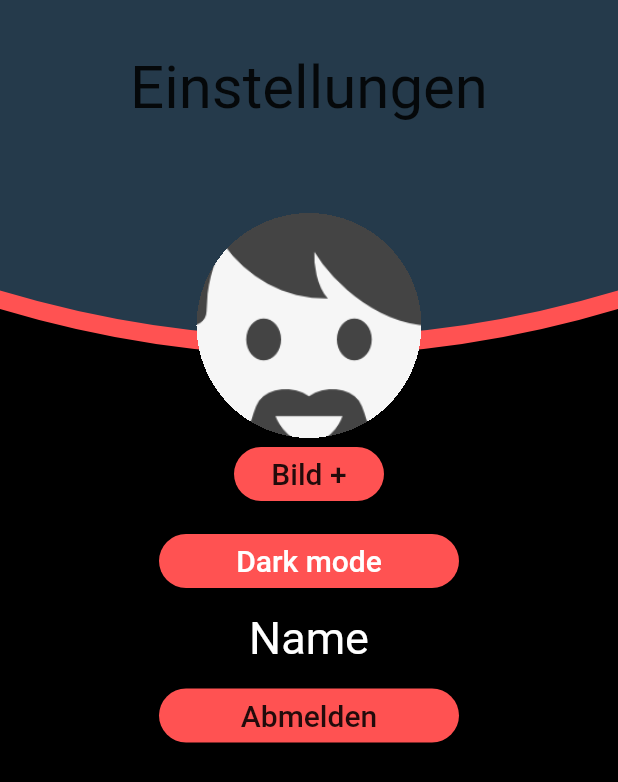
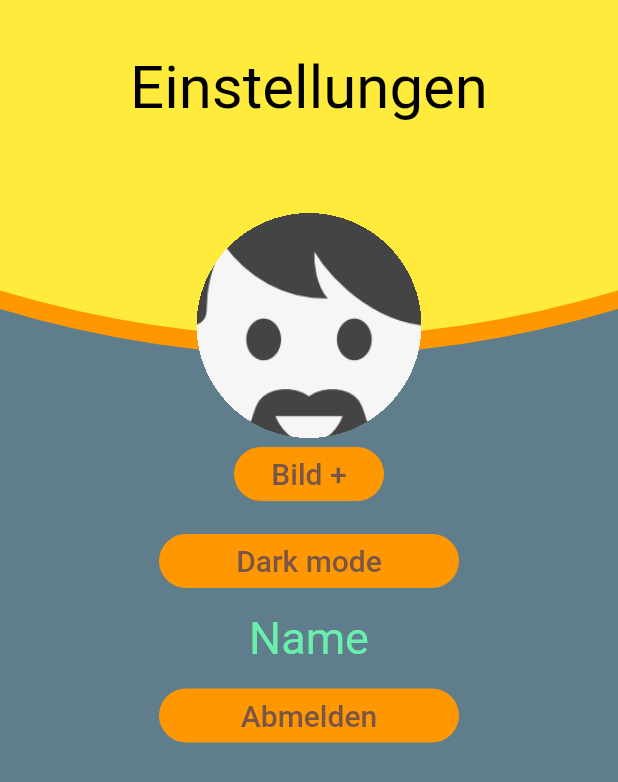
Before and after one commit to DominikDeseyve/SW-ENG_CMP, a Flutter app: the SettingsScreen screen opened by its route, after a tap on "Light mode", on a phone screen of 412 x 824 dp. Shown: the top 782 px of the screen. Run offline on Flutter 3.47's test engine with Material 2 defaults, Android fonts, the phone set to English and light mode, and no system bars; our stand-ins replace firebase_auth, image_picker; missing offline and left inert: nested_navigators; accounts and stored records are empty.

Commit message:
added new colorvars

```diff
--- a/lib/models/colors.dart
+++ b/lib/models/colors.dart
@@ -1,14 +1,21 @@
 import 'package:flutter/material.dart';
 
 class ColorsClass{
-  Color lightModeRed          = Colors.redAccent;
-  Color lightModeBlue         = Color(0xFF253A4B);
-  Color lightModeBackground   = Colors.white;
-  Color lightModeText         = Colors.white;
+  bool darkMode = false;
+
+  Color lightModeRed            = Colors.redAccent;
+  Color lightModeBlue           = Color(0xFF253A4B);
+  Color lightModeBackground     = Colors.white;
+  Color lightModeButtonText     = Colors.white;
+  Color lightModeBackgroundText = Colors.black;
+  Color lightModeTitleText      = Colors.white;
 
   // TODO: Choose colors
-  Color darkModeRed           = Colors.redAccent;
-  Color darkModeBlue          = Color(0xFF253A4B);
-  Color darkModeBackground    = Colors.black;
-  Color darkModeText          = Colors.black87;
+  // Chosen colors only for testing
+  Color darkModeRed             = Colors.orange;
+  Color darkModeBlue            = Colors.yellow;
+  Color darkModeBackground      = Colors.blueGrey;
+  Color darkModeButtonText      = Colors.brown;
+  Color darkModeBackgroundText  = Colors.greenAccent;
+  Color darkModeTitleText       = Colors.black;
 }
--- a/lib/pages/settings/SettingsScreen.dart
+++ b/lib/pages/settings/SettingsScreen.dart
@@ -9,25 +9,25 @@ class SettingsScreen extends StatefulWidget {
 }
 
 class _SettingsScreenState extends State<SettingsScreen> {
-  bool darkMode = false;
   var color = ColorsClass();
 
   Widget build(BuildContext context) {
     return Scaffold(
-      backgroundColor: darkMode ? color.darkModeBackground : color.lightModeBackground,
-      body: Stack(children: <Widget>[
+      backgroundColor: color.darkMode ? color.darkModeBackground : color.lightModeBackground,
+      body: Stack(
+        children: <Widget>[
           Container(
             width: MediaQuery.of(context).size.width,
             height: MediaQuery.of(context).size.height,
             child: CustomPaint(
-          painter: CurvePainter(darkMode ? color.darkModeRed : color.lightModeRed, 0.25, 0.325, 0.25),
+              painter: CurvePainter(color.darkMode ? color.darkModeRed : color.lightModeRed, 0.25, 0.325, 0.25),
             ),
           ),
           Container(
             width: MediaQuery.of(context).size.width,
             height: MediaQuery.of(context).size.height,
             child: CustomPaint(
-          painter: CurvePainter(darkMode ? color.darkModeBlue: color.lightModeBlue, 0.235, 0.31, 0.235),
+              painter: CurvePainter(color.darkMode ? color.darkModeBlue: color.lightModeBlue, 0.235, 0.31, 0.235),
             ),
           ),
           Container(
@@ -42,7 +42,7 @@ class _SettingsScreenState extends State<SettingsScreen> {
                     textAlign: TextAlign.center,
                     style: TextStyle(
                       fontSize: 40.0,
-                  color: darkMode ? color.darkModeText : color.lightModeText,
+                      color: color.darkMode ? color.darkModeTitleText : color.lightModeTitleText,
                     ),
                   ),
                 ],
@@ -66,14 +66,14 @@ class _SettingsScreenState extends State<SettingsScreen> {
                   child: Container(
                     width: 100,
                     child: FlatButton(
-                  color: darkMode ? color.darkModeRed : color.lightModeRed,
+                      color: color.darkMode ? color.darkModeRed : color.lightModeRed,
                       shape: RoundedRectangleBorder(borderRadius: new BorderRadius.circular(30.0)),
                       child: Row(
                         mainAxisAlignment: MainAxisAlignment.center,
                         children: <Widget>[
                           Text(
                             "Bild +",
-                        style: TextStyle(fontSize: 20.0, color: darkMode ? color.darkModeText : color.lightModeText),
+                            style: TextStyle(fontSize: 20.0, color: color.darkMode ? color.darkModeButtonText : color.lightModeButtonText),
                           )
                         ],
                       ),
@@ -90,20 +90,20 @@ class _SettingsScreenState extends State<SettingsScreen> {
                         child: Container(
                           width: 200,
                           child: FlatButton(
-                        color: darkMode ? color.darkModeRed : color.lightModeRed,
+                            color: color.darkMode ? color.darkModeRed : color.lightModeRed,
                             shape: RoundedRectangleBorder(borderRadius: new BorderRadius.circular(30.0)),
                             child: Row(
                               mainAxisAlignment: MainAxisAlignment.center,
                               children: <Widget>[
                                 Text(
-                              darkMode ? 'Dark mode' : 'Light mode',
-                              style: TextStyle(fontSize: 20.0, color: Colors.white),
+                                  color.darkMode ? 'Dark mode' : 'Light mode',
+                                  style: TextStyle(fontSize: 20.0, color: color.darkMode ? color.darkModeButtonText : color.lightModeButtonText),
                                 )
                               ],
                             ),
                             onPressed: () {
                               setState(() {
-                            darkMode = !darkMode;
+                                color.darkMode = !color.darkMode;
                               });
                             },
                           ),
@@ -118,7 +118,7 @@ class _SettingsScreenState extends State<SettingsScreen> {
                           'Name',
                           style: TextStyle(
                             fontSize: 30.0,
-                        color: darkMode ? color.lightModeText : color.darkModeText,
+                            color: color.darkMode ? color.darkModeBackgroundText : color.lightModeBackgroundText,
                           ),
                         ),
                       ),
@@ -130,11 +130,11 @@ class _SettingsScreenState extends State<SettingsScreen> {
                         child: Container(
                           width: 200,
                           child: FlatButton(
-                        color: darkMode ? color.darkModeRed : color.lightModeRed,
+                            color: color.darkMode ? color.darkModeRed : color.lightModeRed,
                             shape: RoundedRectangleBorder(borderRadius: new BorderRadius.circular(30.0)),
                             child: Text(
                               'Abmelden',
-                          style: TextStyle(fontSize: 20.0, color: darkMode ? color.darkModeText : color.lightModeText),
+                              style: TextStyle(fontSize: 20.0, color: color.darkMode ? color.darkModeButtonText : color.lightModeButtonText),
                             ),
                             onPressed: () async {
                               await Controller().authentificator.signOut();
@@ -149,6 +149,8 @@ class _SettingsScreenState extends State<SettingsScreen> {
               ],
             ),
           ),
-    ]));
+        ]
+      )
+    );
   }
 }
```
Also changed, not shown: lib/pages/home/HomeScreen.dart (+16 -14 lines). Lines whose indentation alone changed are shown as unchanged.
